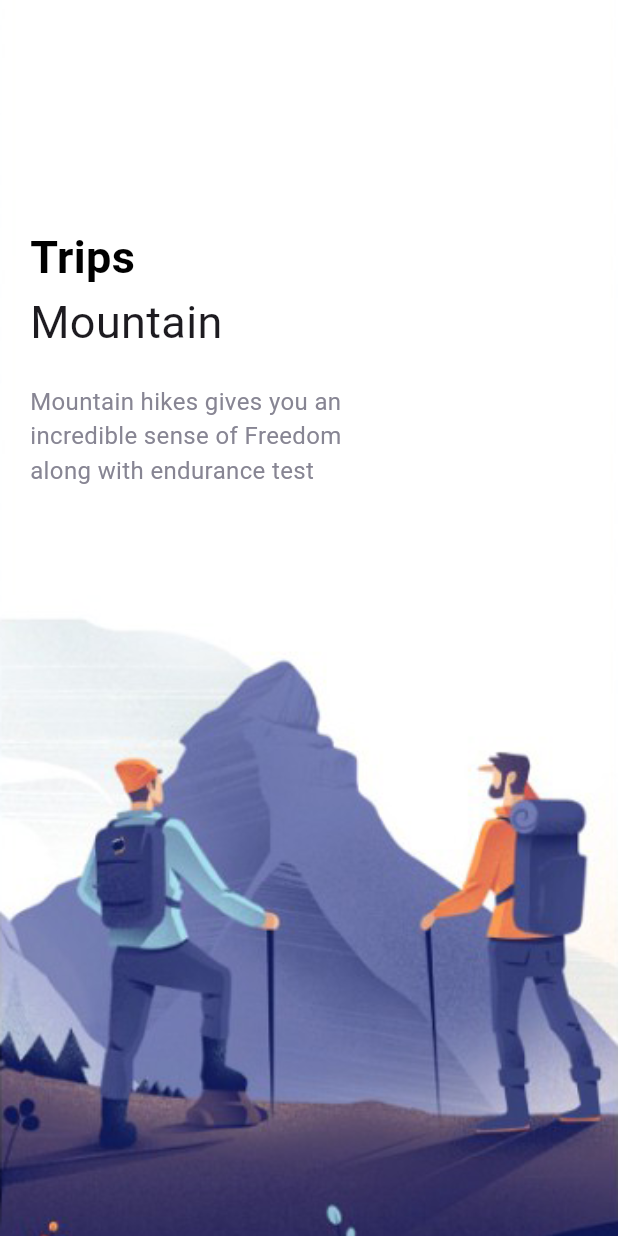
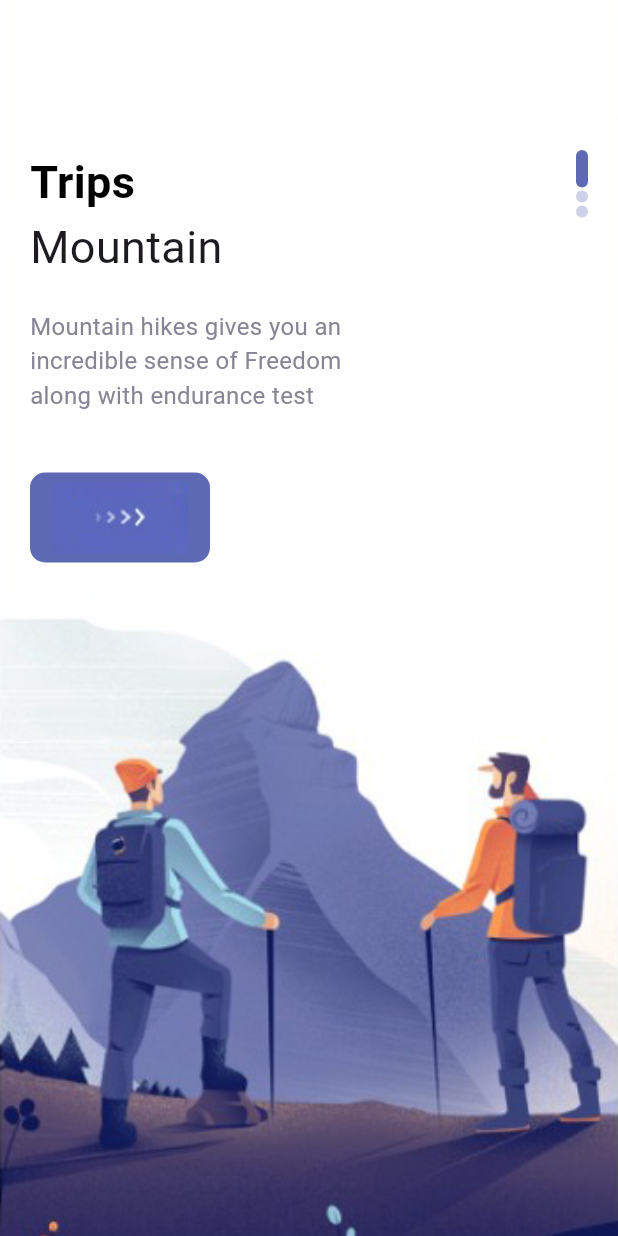
Before and after one commit to fidelisnwabisi/travel_app, a Flutter app: the screen it shows after launch, on a phone screen of 412 x 824 dp. Run offline on Flutter 3.47's test engine with Material 2 defaults, Android fonts, the phone set to English and light mode, and no system bars.

Commit message:
added ResponsiveButton features added dots

```diff
--- a/lib/pages/responsive_button.dart
+++ b/lib/pages/responsive_button.dart
@@ -1,4 +1,5 @@
 import 'package:flutter/material.dart';
+import 'package:travel_app/misc/colors.dart';
 
 // ignore: must_be_immutable
 class ResponsiveButton extends StatelessWidget {
@@ -12,6 +13,17 @@ class ResponsiveButton extends StatelessWidget {
 
   @override
   Widget build(BuildContext context) {
-    return Container();
+    return Container(
+      width: width,
+      height: 60,
+      decoration: BoxDecoration(
+        borderRadius: BorderRadius.circular(10),
+        color: AppColors.mainColor,
+      ),
+      child: Row(
+        mainAxisAlignment: MainAxisAlignment.center,
+        children: [Image.asset("img/button-one.png")],
+      ),
+    );
   }
 }
--- a/lib/pages/welcome_page.dart
+++ b/lib/pages/welcome_page.dart
@@ -3,6 +3,8 @@ import 'package:flutter/rendering.dart';
 import 'package:travel_app/misc/colors.dart';
 import 'package:travel_app/widgets/app_large_text.dart';
 import 'package:travel_app/widgets/app_text.dart';
+
+import 'responsive_button.dart';
 
 class WelcomePage extends StatefulWidget {
   const WelcomePage({super.key});
@@ -44,8 +46,9 @@ class _WelcomePageState extends State<WelcomePage> {
               ),
             ),
             child: Container(
-              margin: const EdgeInsets.only(top: 150, left: 20, right: 20),
+              margin: const EdgeInsets.only(top: 100, left: 20, right: 20),
               child: Row(
+                mainAxisAlignment: MainAxisAlignment.spaceBetween,
                 children: [
                   Column(
                     crossAxisAlignment: CrossAxisAlignment.start,
@@ -60,8 +63,26 @@ class _WelcomePageState extends State<WelcomePage> {
                           text: text3[index],
                           size: 16,
                         ),
+                      ),
+                      const SizedBox(height: 40),
+                      ResponsiveButton(
+                        width: 120,
                       )
                     ],
+                  ),
+                  Column(
+                    children: List.generate(3, (indexDots) {
+                      return Container(
+                        margin: const EdgeInsets.only(bottom: 2),
+                        width: 8,
+                        height: index == indexDots ? 25 : 8,
+                        decoration: BoxDecoration(
+                            borderRadius: BorderRadius.circular(8),
+                            color: index == indexDots
+                                ? AppColors.mainColor
+                                : AppColors.mainColor.withOpacity(0.3)),
+                      );
+                    }),
                   )
                 ],
               ),
```
Also changed, not shown: 1 other file.
